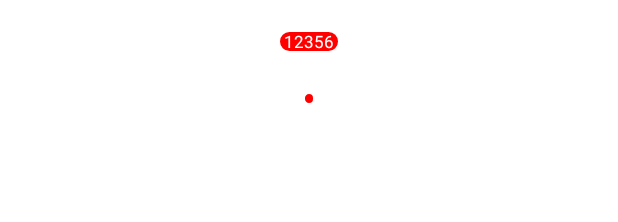
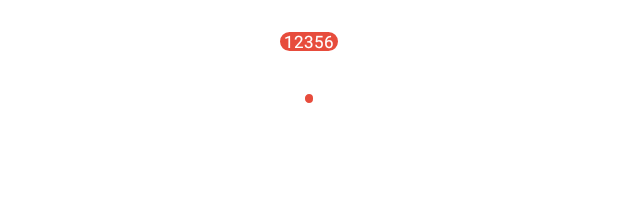
Before and after one commit to Blankeer/BottomTabBar, an Android app: the layout activity_main.xml on its own in the app's theme, with its tools: preview values and no code run, on a phone screen of 412 x 824 dp. Shown: the top 222 px of the screen. Run offline under Robolectric (Android 15) with nearby library versions, the phone set to English and light mode, and no system bars.

Commit message:
写了readme，修正了几个id的命名

```diff
--- a/app/src/main/res/drawable/red_hint.xml
+++ b/app/src/main/res/drawable/red_hint.xml
@@ -2,7 +2,7 @@
 <shape xmlns:android="http://schemas.android.com/apk/res/android"
     android:shape="rectangle">
 
-    <solid android:color="#ff0000" />
+    <solid android:color="#e74c3c" />
     <corners android:radius="15dp" />
     <stroke android:color="#ffffff" android:width="1dp"/>
 
--- a/bottombar/src/main/java/kale/ui/view/BottomTab.java
+++ b/bottombar/src/main/java/kale/ui/view/BottomTab.java
@@ -28,7 +28,9 @@ public class BottomTab extends RelativeLayout implements BottomTabImpl {
     }
 
     CharSequence tabText;
+
     ColorStateList tabTextColors;
+
     Drawable tabDrawable;
 
     public BottomTab(Context context, AttributeSet attrs, int defStyle) {
@@ -54,9 +56,8 @@ public class BottomTab extends RelativeLayout implements BottomTabImpl {
     private OnCheckedChangeListener mOnCheckedChangeListener;
 
     private void initViews() {
-        inflate(getContext(), R.layout.bottom_tab_main, this);
-        if (!isInEditMode()) {
-            msgTv = (TextView) findViewById(R.id.tab_msg);
+        inflate(getContext(), getLayoutRes(), this);
+        msgTv = (TextView) findViewById(R.id.tab_hint);
         tabBtn = (RadioButton) findViewById(R.id.tab_btn);
 
         tabBtn.setCompoundDrawablesWithIntrinsicBounds(null, tabDrawable, null, null);
@@ -77,13 +78,17 @@ public class BottomTab extends RelativeLayout implements BottomTabImpl {
             }
         });
     }
+
+
+    public int getLayoutRes() {
+        return R.layout.bottom_tab_main;
     }
 
-    public TextView getTabBtn() {
+    public TextView getTabButton() {
         return tabBtn;
     }
 
-    public TextView getMsgTv() {
+    public TextView getHint() {
         return msgTv;
     }
 
@@ -107,12 +112,12 @@ public class BottomTab extends RelativeLayout implements BottomTabImpl {
         return this;
     }
 
-    public BottomTab setMsgText(String msg) {
+    public BottomTab setHint(String msg) {
         msgTv.setText(msg);
         return this;
     }
 
-    public BottomTab setMsgText(int msg) {
+    public BottomTab setHint(int msg) {
         msgTv.setText(String.valueOf(msg));
         return this;
     }
--- a/bottombar/src/main/res/layout/bottom_tab_main.xml
+++ b/bottombar/src/main/res/layout/bottom_tab_main.xml
@@ -14,7 +14,7 @@
         />
 
     <TextView
-        android:id="@+id/tab_msg"
+        android:id="@+id/tab_hint"
         android:layout_width="wrap_content"
         android:layout_height="wrap_content"
         android:layout_centerHorizontal="true"
```
Also changed, not shown: app/src/main/java/ui/kale/bottomtabbar/MainActivity.java (+15 -14 lines), 3 other files. Lines whose indentation alone changed are shown as unchanged.
